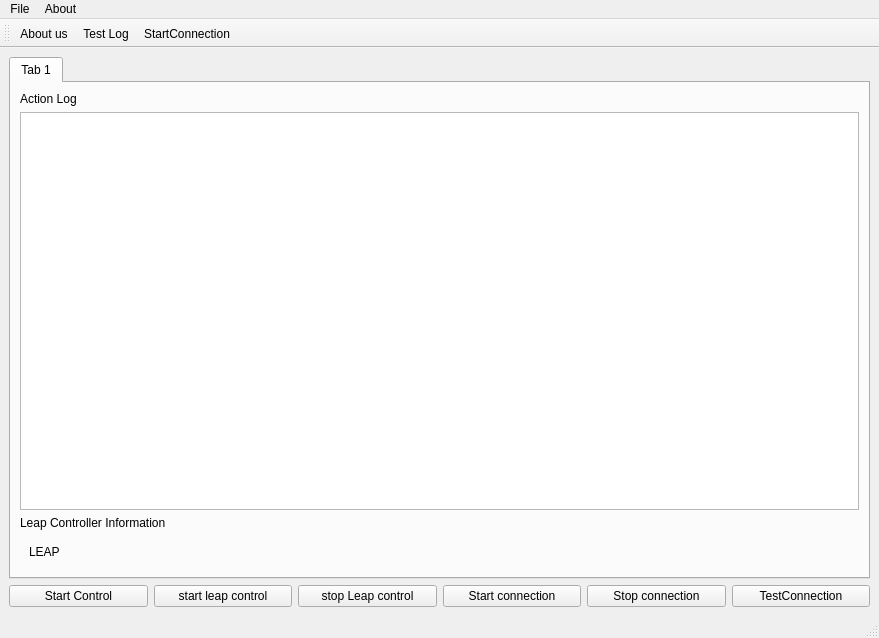
Qt form mainwindow.ui (duqcyxwd/LeapRobot) before a commit.
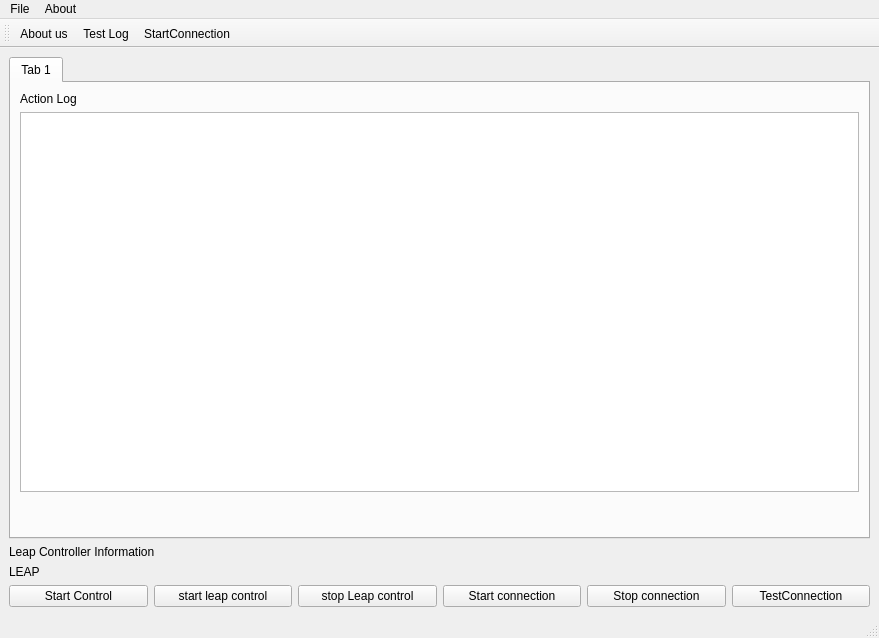
The same form after that commit.

The edit to the form file:
```diff
--- a/mainwindow.ui
+++ b/mainwindow.ui
@@ -52,13 +52,6 @@
           <item>
            <widget class="QListWidget" name="logList"/>
           </item>
-          <item>
-           <widget class="QLabel" name="label_2">
-            <property name="text">
-             <string>Leap Controller Information</string>
-            </property>
-           </widget>
-          </item>
           <item>
            <widget class="QWidget" name="widget" native="true">
             <property name="sizePolicy">
@@ -73,7 +66,37 @@
               <height>30</height>
              </size>
             </property>
-            <layout class="QVBoxLayout" name="verticalLayout_4">
+            <layout class="QVBoxLayout" name="verticalLayout_4"/>
+           </widget>
+          </item>
+         </layout>
+        </item>
+       </layout>
+      </widget>
+     </widget>
+    </item>
+    <item>
+     <widget class="QWidget" name="widget_2" native="true">
+      <layout class="QVBoxLayout" name="verticalLayout_5">
+       <property name="leftMargin">
+        <number>0</number>
+       </property>
+       <property name="topMargin">
+        <number>0</number>
+       </property>
+       <property name="rightMargin">
+        <number>0</number>
+       </property>
+       <property name="bottomMargin">
+        <number>0</number>
+       </property>
+       <item>
+        <widget class="QLabel" name="label_2">
+         <property name="text">
+          <string>Leap Controller Information</string>
+         </property>
+        </widget>
+       </item>
              <item>
               <widget class="QLabel" name="leapInfo">
                <property name="sizePolicy">
@@ -88,12 +111,6 @@
               </widget>
              </item>
             </layout>
-           </widget>
-          </item>
-         </layout>
-        </item>
-       </layout>
-      </widget>
      </widget>
     </item>
     <item>
```
Lines whose indentation alone changed are shown as unchanged.
